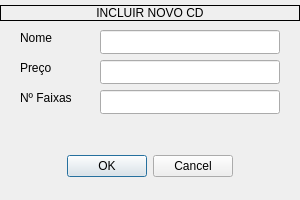
lumathias/DCA1202---Programa-o-Avan-ada, file Loja/incluircd.ui: the form before one commit.
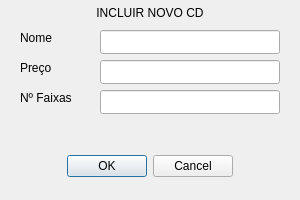
The form after the commit.

What changed in the file:
```diff
--- a/Loja/incluircd.ui
+++ b/Loja/incluircd.ui
@@ -111,7 +111,7 @@
     </rect>
    </property>
    <property name="frameShape">
-    <enum>QFrame::Box</enum>
+    <enum>QFrame::NoFrame</enum>
    </property>
    <property name="text">
     <string>INCLUIR NOVO CD</string>
```
